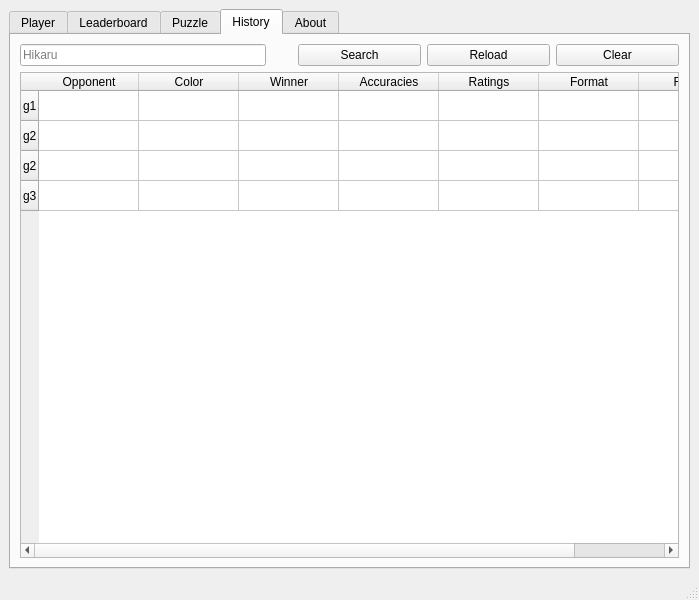
The window that src/interface/main_window.ui (afmdiazh/Chess-Dot-Py) describes before a commit, drawn with Qt 5.
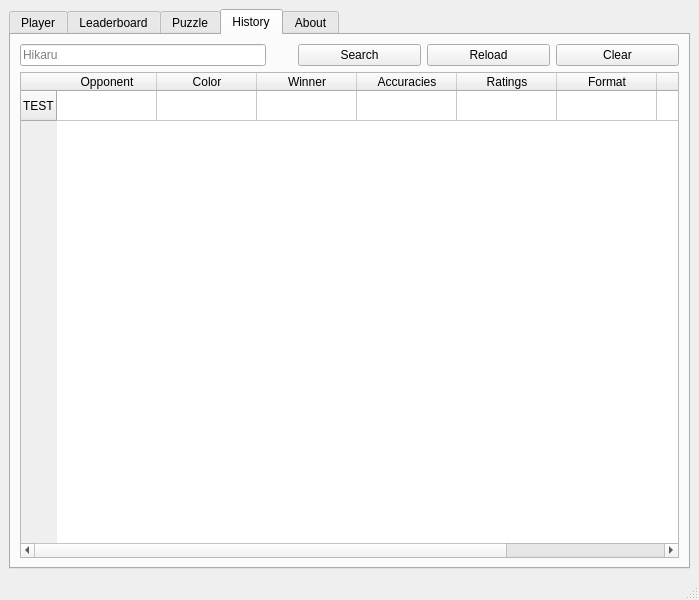
The same window after the commit. The open tabs and pages were chosen to show the change. Icons and pictures are not drawn. Custom widgets are drawn as their Qt base class.

Commit message: Implemented history tab update from the downloaded history data

```diff
--- a/src/interface/main_window.ui
+++ b/src/interface/main_window.ui
@@ -1848,22 +1848,7 @@
              <widget class="QTableWidget" name="tableWidgetHistory">
               <row>
                <property name="text">
-                <string>g1</string>
-               </property>
-              </row>
-              <row>
-               <property name="text">
-                <string>g2</string>
-               </property>
-              </row>
-              <row>
-               <property name="text">
-                <string>g2</string>
-               </property>
-              </row>
-              <row>
-               <property name="text">
-                <string>g3</string>
+                <string>TEST</string>
                </property>
               </row>
               <column>
@@ -1901,6 +1886,11 @@
                 <string>Rules</string>
                </property>
               </column>
+              <column>
+               <property name="text">
+                <string>Date</string>
+               </property>
+              </column>
              </widget>
             </item>
            </layout>
```
Left out of the diff: 2 changed lines with no effect on the pictures. The commit also changes 4 other files.
